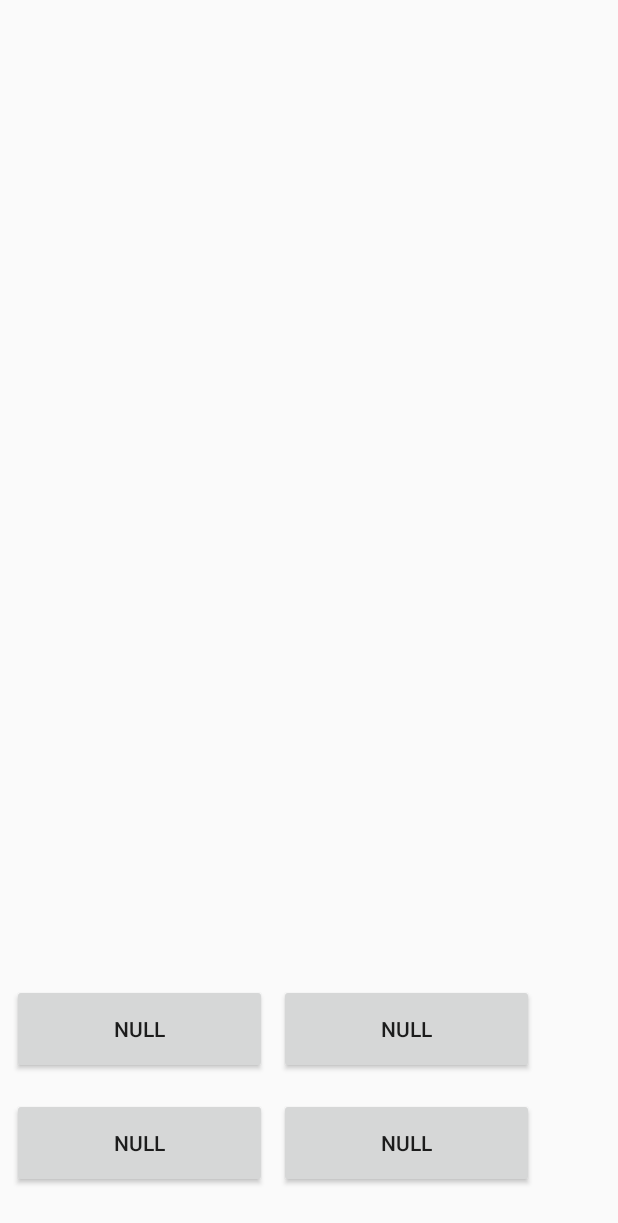
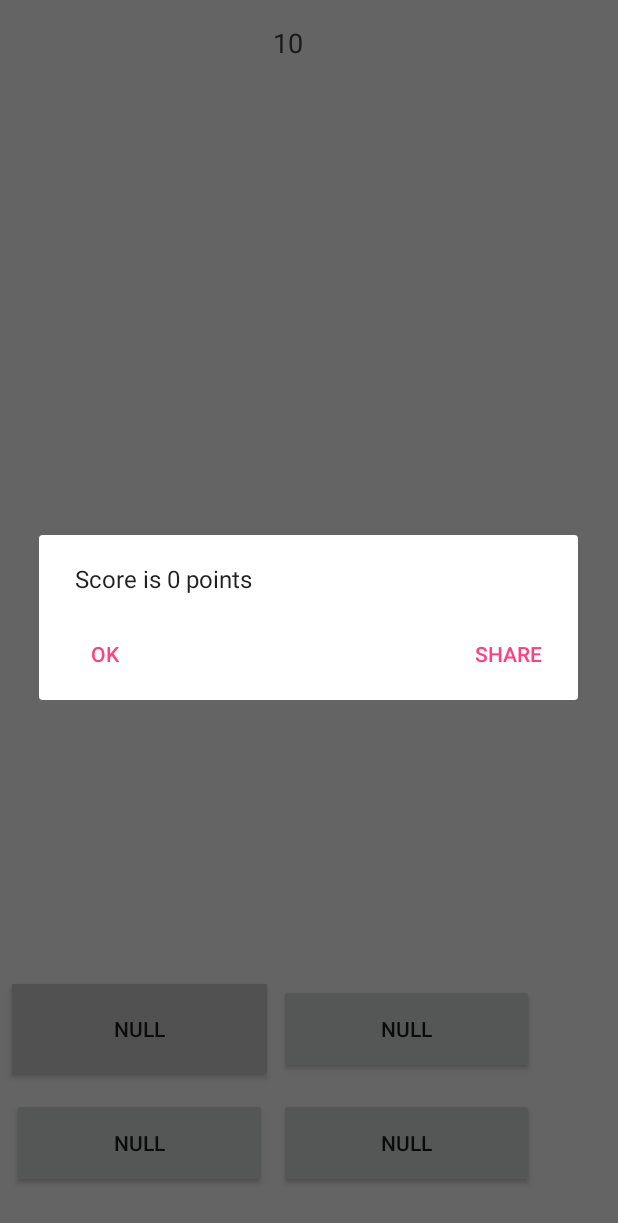
Before and after one commit to ystelmahovskaya/Learn, an Android app: the QuizActivity screen opened directly, with no data from a screen before it, after a tap on "NULL", on a phone screen of 412 x 824 dp. Shown: the top 1223 px of the screen. Run offline under Robolectric (Android 15) with nearby library versions, the phone set to English and light mode, and no system bars; our stand-ins replace data binding; libraries missing offline, so code that uses them is left out: com.facebook, com.facebook.share; 3 statements that could not run were skipped.

Commit message:
timers added

```diff
--- a/app/src/main/java/com/example/yuliiastelmakhovska/test/QuizActivity.java
+++ b/app/src/main/java/com/example/yuliiastelmakhovska/test/QuizActivity.java
@@ -5,47 +5,148 @@ import android.content.DialogInterface;
 import android.content.Intent;
 import android.databinding.DataBindingUtil;
 import android.databinding.ObservableArrayList;
+import android.graphics.Color;
 import android.net.Uri;
+import android.os.Bundle;
 import android.support.v7.app.AppCompatActivity;
-import android.os.Bundle;
+import android.util.Log;
 import android.view.MenuItem;
 import android.view.View;
+import android.widget.Button;
+import android.widget.TextView;
 
 import com.example.yuliiastelmakhovska.test.databinding.ActivityQuizBinding;
 import com.facebook.share.model.ShareLinkContent;
 import com.facebook.share.widget.ShareDialog;
 
 import java.util.ArrayList;
+import java.util.concurrent.Executors;
+import java.util.concurrent.ScheduledExecutorService;
+import java.util.concurrent.ScheduledFuture;
+import java.util.concurrent.TimeUnit;
 
 public class QuizActivity extends AppCompatActivity {
+    ScheduledExecutorService scheduler;
+    ScheduledFuture<?> future;
+    ScheduledFuture<?> countdown;
+    ScheduledFuture<?> color;
 ObservableArrayList<Question> questions= new ObservableArrayList<>();
+    TextView timer;
+
     ActivityQuizBinding binding;
     int index = 0;
-    int score=0;
+    double score=0;
     @Override
     protected void onCreate(Bundle savedInstanceState) {
         super.onCreate(savedInstanceState);
-        //setContentView(R.layout.activity_quiz);
         Intent intent= getIntent();
         ArrayList<Question> q = intent.getParcelableArrayListExtra("list");
         questions.addAll(q);
          binding= DataBindingUtil.setContentView(this, R.layout.activity_quiz);
-            binding.setQuestion(questions.get(index));
+         binding.setQuestion(questions.get(index));
+        scheduler = Executors.newScheduledThreadPool(1);
+        timer= (TextView) findViewById(R.id.timer);
+        future= scheduler.scheduleAtFixedRate(new Runnable() {
+            @Override
+            public void run() {
+                runOnUiThread(new Runnable() {
+                    @Override
+                    public void run() {
+                        if(index<questions.size()-1) {
+                            index = index + 1;
+                            binding.setQuestion(questions.get(index));
+                            countdown.cancel(true);
+                            setCountdown();
+                        }
+                    }
+                });
+
+            }
+        }, 10, 10, TimeUnit.SECONDS);
+
+setCountdown();
+
+
+
 
     }
 
+    public void setCountdown(){
+        countdown= scheduler.scheduleAtFixedRate(new Runnable() {
+            int count=10;
+            @Override
+            public void run() {
+
+                runOnUiThread(new Runnable() {
+                    @Override
+                    public void run() {
+
+                        timer.setText(String.valueOf(count));
+                        count-=1;
+
+                    }
+                });
+
+            }
+        }, 0, 1, TimeUnit.SECONDS);
+    }
+
+
 
     public void quizLoop(View view) {
+        final Button button= (Button)view;
         int callButton = Integer.parseInt(view.getTag().toString());
+
         if(questions.get(index).getCorrectAnswer()==callButton){
             score+=1;
+            button.setBackgroundColor(Color.GREEN);
+            color= scheduler.schedule(new Runnable() {
+                @Override
+                public void run() {
+                    button.setBackgroundColor(Color.LTGRAY);
+                }
+            },75,TimeUnit.MILLISECONDS);
+        }
+        else{
+
+            button.setBackgroundColor(Color.RED);
+            color= scheduler.schedule(new Runnable() {
+                @Override
+                public void run() {
+                    button.setBackgroundColor(Color.LTGRAY);
+                }
+            },75,TimeUnit.MILLISECONDS);
+
+
         }
         if(index<questions.size()-1) {
             index = index + 1;
             binding.setQuestion(questions.get(index));
+            countdown.cancel(true);
+future.cancel(true);
+            future= scheduler.scheduleAtFixedRate(new Runnable() {
+                @Override
+                public void run() {
+                    runOnUiThread(new Runnable() {
+                        @Override
+                        public void run() {
+                            if(index<questions.size()-1) {
+                                index = index + 1;
+                                binding.setQuestion(questions.get(index));
+                            }
+
+                        }
+                    });
+
+                }
+            }, 10, 10, TimeUnit.SECONDS);
+            setCountdown();
         }
         else {
-           createDialog((score/questions.size())*10);
+            createDialog((int)((score/questions.size())*100));
+            future.cancel(true);
+            countdown.cancel(true);
+            scheduler.shutdown();
         }
     }
     @Override
@@ -94,4 +195,5 @@ ObservableArrayList<Question> questions= new ObservableArrayList<>();
         ShareDialog shareDialog = new ShareDialog(this);
         shareDialog.show(content, ShareDialog.Mode.AUTOMATIC);
     }
+
 }
--- a/app/src/main/res/layout/activity_quiz.xml
+++ b/app/src/main/res/layout/activity_quiz.xml
@@ -5,6 +5,7 @@
 
     <data>
         <variable name="question" type="com.example.yuliiastelmakhovska.test.Question"/>
+
         <import type="android.view.View"/>
     </data>
 <android.support.constraint.ConstraintLayout
@@ -16,13 +17,13 @@
         android:id="@+id/textQuestion"
         android:layout_width="368dp"
         android:layout_height="wrap_content"
-        android:layout_marginLeft="24dp"
+        android:layout_marginLeft="8dp"
         android:layout_marginStart="8dp"
-        android:layout_marginTop="70dp"
         android:text="@{question.name}"
         android:textSize="30sp"
         app:layout_constraintLeft_toLeftOf="parent"
-        app:layout_constraintTop_toTopOf="parent" />
+        android:layout_marginTop="56dp"
+        app:layout_constraintTop_toBottomOf="@+id/timer" />
 
     <Button
         android:id="@+id/answer1"
@@ -71,5 +72,18 @@
         android:layout_marginStart="8dp"
         app:layout_constraintBottom_toBottomOf="parent"
         android:layout_marginBottom="32dp" />
+
+    <TextView
+        android:id="@+id/timer"
+        android:layout_width="368dp"
+        android:layout_height="28dp"
+        android:layout_marginLeft="8dp"
+        android:layout_marginStart="8dp"
+        android:layout_marginTop="16dp"
+        android:gravity="center_horizontal"
+        android:textColor="@color/cardview_dark_background"
+        android:textSize="18sp"
+        app:layout_constraintLeft_toLeftOf="parent"
+        app:layout_constraintTop_toTopOf="parent" />
 </android.support.constraint.ConstraintLayout>
 </layout>
```
